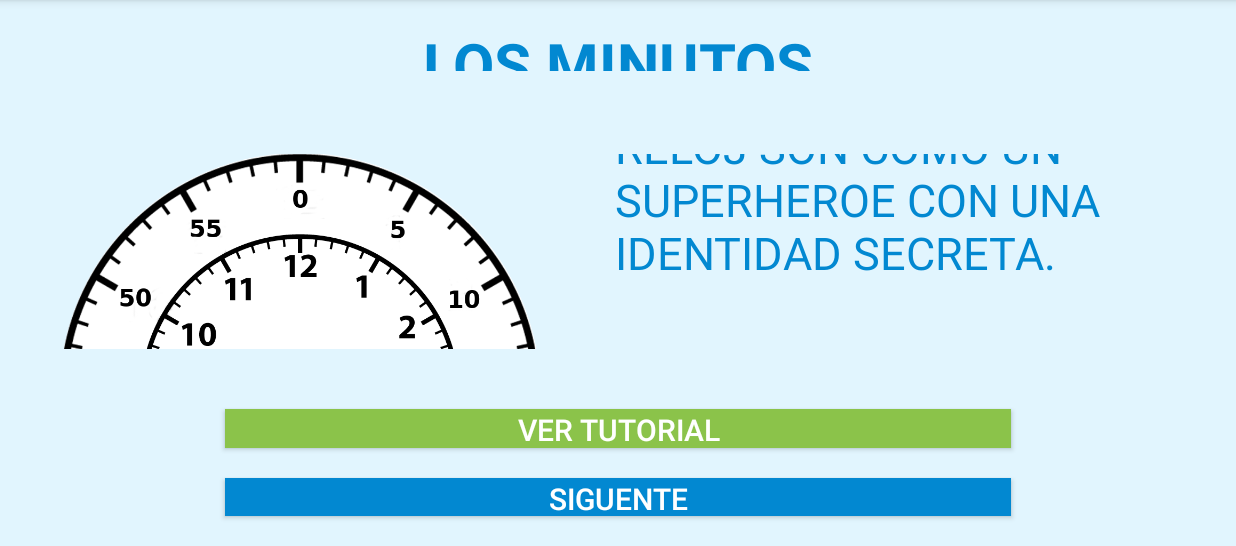
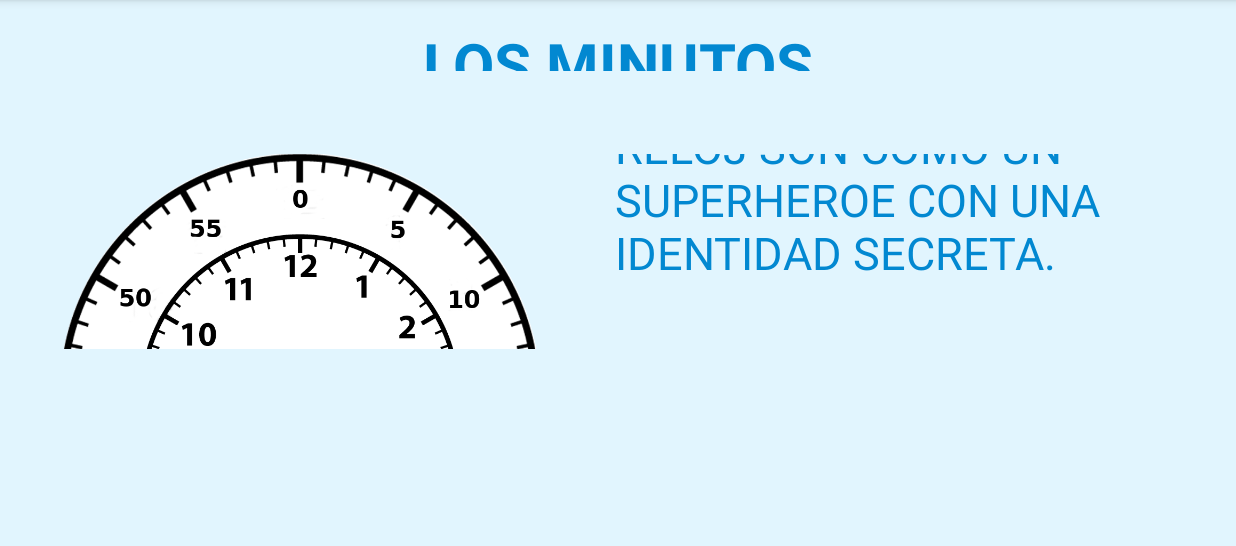
Before and after one commit to ProyectoDane/fiuba-hora, an Android app: the IntroMinutosActivity screen opened directly, with no data from a screen before it, on a phone screen of 824 x 412 dp (held sideways), the part 72-618 px from its top. Run offline under Robolectric (Android 15) with nearby library versions, the phone set to English and light mode, and no system bars.

Commit message:
Cambios a activities de introduccion para que se reproduzcan como si fuera un video

```diff
--- a/app/src/main/java/fiuba/hora/IntroActivity.kt
+++ b/app/src/main/java/fiuba/hora/IntroActivity.kt
@@ -5,6 +5,8 @@ import android.os.Bundle
 import android.support.v7.app.AppCompatActivity
 import kotlinx.android.synthetic.main.activity_intro.*
 import android.media.MediaPlayer
+import android.view.View
+import fiuba.hora.data.IntroData
 
 /**
  * Clase abstracta que modela como se debe ver y qué comportamiento
@@ -14,6 +16,8 @@ import android.media.MediaPlayer
 abstract class IntroActivity : AppCompatActivity() {
 
     var ap: MediaPlayer = MediaPlayer()
+    var i = 0
+    open val introArray: Array<IntroData> = arrayOf()
 
     /**
      * Setea la vista con el layout.
@@ -21,6 +25,40 @@ abstract class IntroActivity : AppCompatActivity() {
     override fun onCreate(savedInstanceState: Bundle?) {
         super.onCreate(savedInstanceState)
         setContentView(R.layout.activity_intro)
+    }
+
+    /**
+     * Metodo que setea el contenido que se mostrará y reproducirá en la activity luego
+     * de que termine de reproducirse el audio actual.
+     */
+    fun setAudioPlayerListener(audioPlayer: MediaPlayer) {
+        audioPlayer.setOnCompletionListener {
+            i += 1
+            if (i < introArray.size) {
+                val currIntroData = introArray[i]
+                setLayoutContent(currIntroData.textId, currIntroData.imageId, currIntroData.audioId)
+                setAudioPlayerListener(audioPlayer)
+            } else{
+                finishOnAudioPlayerCompletion(audioPlayer)
+            }
+        }
+    }
+
+    /**
+     * Una vez que se reproduo el ultimo audio, se llama a este metodo, que hace que se
+     * pase a la siguiente activity (la del ejericico de identificar la hora).
+     */
+    fun finishOnAudioPlayerCompletion(audioPlayer: MediaPlayer) {
+        siguiente1.callOnClick()
+    }
+
+    fun setLayoutContent(textId: Int, imageId: Int, audioId: Int) {
+        intro_txt.setText(textId)
+        intro_txt.invalidate()
+        intro_image.setImageResource(imageId)
+        intro_image.invalidate()
+        ap = audioPlayer(audioId)
+        setAudioPlayerListener(ap)
     }
 
     /**
@@ -33,9 +71,9 @@ abstract class IntroActivity : AppCompatActivity() {
     override fun onResume() {
         super.onResume()
         intro_title.setText(getTitleId())
-        intro_txt.setText(getTextId())
-        intro_image.setImageResource(getImageId())
-        ap = audioPlayer()
+        setLayoutContent(getTextId(), getImageId(), getAudioId())
+        siguiente1.visibility = View.INVISIBLE
+        tutorial.visibility = View.INVISIBLE
         siguiente1.setOnClickListener {
             stopAudioPlayer()
             startActivity(getTheIntent())
@@ -58,6 +96,12 @@ abstract class IntroActivity : AppCompatActivity() {
         stopAudioPlayer()
     }
 
+    override fun onBackPressed() {
+        super.onBackPressed()
+        super.onStop()
+        stopAudioPlayer()
+    }
+
     /**
      * Detiene el audio player. Si no se instanció bien desde un principio
      * no tira una excepción al tratar de detenerlo.
@@ -73,9 +117,9 @@ abstract class IntroActivity : AppCompatActivity() {
      * Obtengo un media player que esta pasando el audio de la explicación
      * en la app. En caso de excepción, se devuelve un media player vacio.
      */
-    private fun audioPlayer(): MediaPlayer {
+    private fun audioPlayer(audioId: Int): MediaPlayer {
         try {
-            val mp = MediaPlayer.create(this, getAudioId())
+            val mp = MediaPlayer.create(this, audioId)
             mp.start()
             return mp
         } catch (e: Exception) {
--- a/app/src/main/java/fiuba/hora/IntroMinutosActivity.kt
+++ b/app/src/main/java/fiuba/hora/IntroMinutosActivity.kt
@@ -1,6 +1,7 @@
 package fiuba.hora
 
 import android.content.Intent
+import fiuba.hora.data.IntroData
 
 /**
  * Activity de la pantalla introductoria a un ejercicio que involucra
@@ -10,11 +11,25 @@ import android.content.Intent
  */
 class IntroMinutosActivity : IntroActivity() {
 
+    override val introArray: Array<IntroData> = arrayOf(
+            IntroData(R.string.intro_mins_txt, R.mipmap.clock_minutes, R.raw.minutes1),
+            IntroData(R.string.intro_mins2_txt, R.mipmap.clock_minutes, R.raw.minutes2),
+            IntroData(R.string.intro_mins3_txt, R.mipmap.clock_minutes1, R.raw.minutes3),
+            IntroData(R.string.intro_mins4_txt, R.mipmap.clock_minutes2, R.raw.minutes4),
+            IntroData(R.string.intro_mins5_txt, R.mipmap.clock_minutes9, R.raw.minutes5),
+            IntroData(R.string.intro_mins6_txt, R.mipmap.clock_minutes, R.raw.minutes8),
+            IntroData(R.string.intro_mins7_txt, R.mipmap.clock_minutes11, R.raw.minutes9),
+            IntroData(R.string.intro_mins8_txt, R.mipmap.clock_minutes11, R.raw.minutes10),
+            IntroData(R.string.intro_mins9_txt, R.mipmap.clock_minutes12, R.raw.minutes11),
+            IntroData(R.string.intro_mins10_txt, R.mipmap.clock_minutes13, R.raw.minutes12),
+            IntroData(R.string.intro_mins11_txt, R.mipmap.clock_minutes14, R.raw.minutes13)
+    )
+
     /**
      * Obtiene el intent con la activity que se desea como siguiente.
      */
     override fun getTheIntent(): Intent {
-        return Intent(this, IntroMinutos2Activity::class.java)
+        return Intent(this, IdentifMinutosActivity::class.java)
     }
 
     /**
--- /dev/null
+++ b/app/src/main/java/fiuba/hora/data/IntroData.kt
@@ -0,0 +1,3 @@
+package fiuba.hora.data
+
+class IntroData(val textId: Int, val imageId: Int, val audioId: Int)
```
Also changed, not shown: app/src/main/java/fiuba/hora/IntroHoraActivity.kt (+11 -1 lines).
